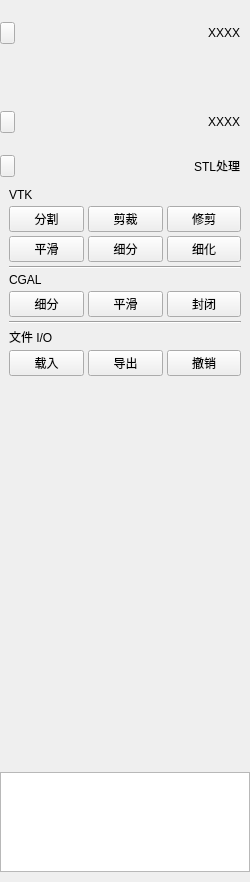
Old version of the form Source/04Ui/formleft.ui in the repository BeyondXinXin/OpenBrowser.
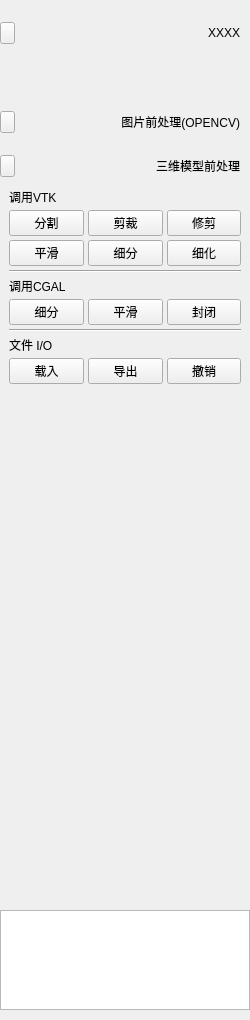
New version of the form. Custom widgets are drawn as their Qt base class.

The edit to the form file:
```diff
--- a/Source/04Ui/formleft.ui
+++ b/Source/04Ui/formleft.ui
@@ -7,7 +7,7 @@
     <x>0</x>
     <y>0</y>
     <width>250</width>
-    <height>882</height>
+    <height>1020</height>
    </rect>
   </property>
   <property name="maximumSize">
@@ -254,7 +254,7 @@
         <cursorShape>WaitCursor</cursorShape>
        </property>
        <property name="text">
-        <string>XXXX   </string>
+        <string>图片前处理(OPENCV)   </string>
        </property>
        <property name="alignment">
         <set>Qt::AlignRight|Qt::AlignTrailing|Qt::AlignVCenter</set>
@@ -356,7 +356,7 @@
         </size>
        </property>
        <property name="text">
-        <string>STL处理   </string>
+        <string>三维模型前处理   </string>
        </property>
        <property name="alignment">
         <set>Qt::AlignRight|Qt::AlignTrailing|Qt::AlignVCenter</set>
@@ -389,7 +389,7 @@
       <item>
        <widget class="QLabel" name="label">
         <property name="text">
-         <string>VTK</string>
+         <string>调用VTK</string>
         </property>
         <property name="border_no" stdset="0">
          <bool>true</bool>
@@ -494,7 +494,7 @@
       <item>
        <widget class="QLabel" name="label_2">
         <property name="text">
-         <string>CGAL</string>
+         <string>调用CGAL</string>
         </property>
         <property name="border_no" stdset="0">
          <bool>true</bool>
```
Left out of the diff: 14 changed lines with no effect on the pictures.
